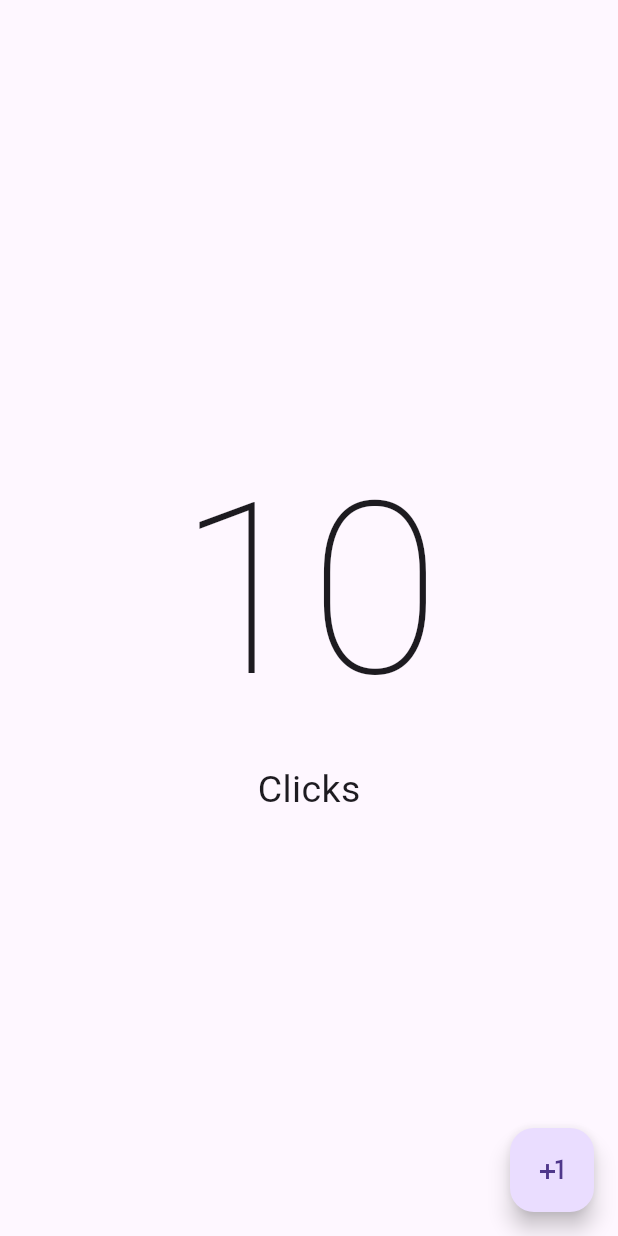
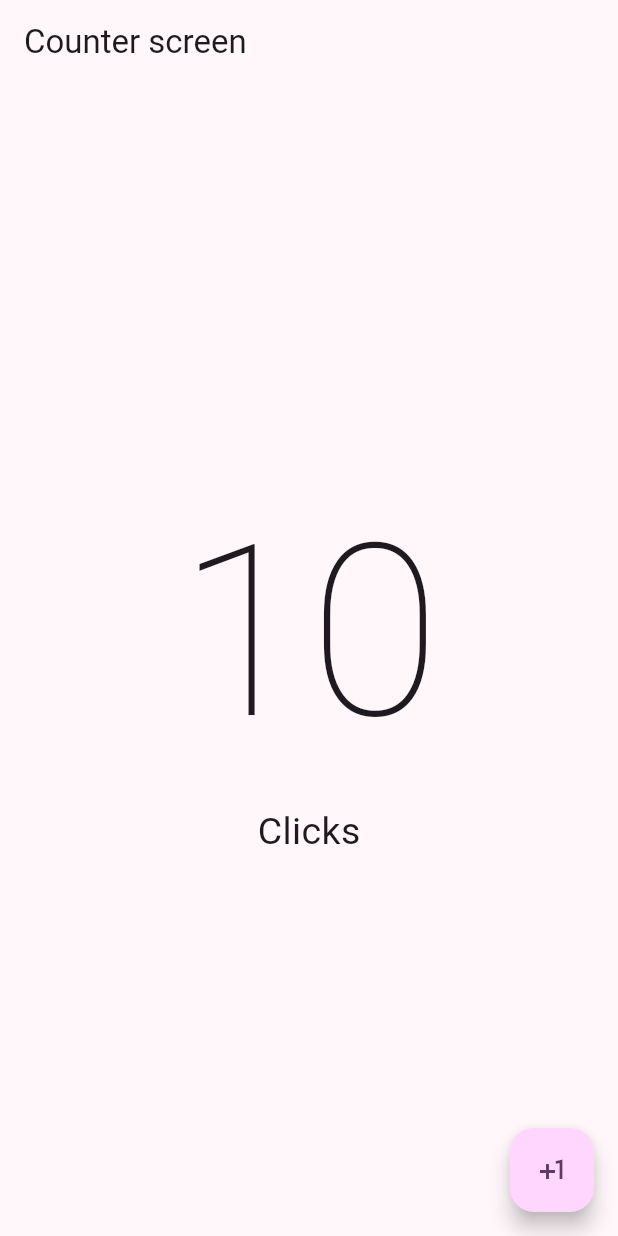
Before and after one commit to luisprmat/flutter-hello-world, a Flutter app: the screen it shows after launch, on a phone screen of 412 x 824 dp. Run offline on Flutter 3.47's test engine with Material 3 defaults, Android fonts, the phone set to English and light mode, and no system bars.

Commit message:
Use appBar and change Material Colors palette

```diff
--- a/lib/main.dart
+++ b/lib/main.dart
@@ -12,6 +12,9 @@ class MyApp extends StatelessWidget {
   Widget build(BuildContext context) {
     return MaterialApp(
       debugShowCheckedModeBanner: false,
+      theme: ThemeData(
+        colorSchemeSeed: Colors.purple
+      ),
       home: CounterScreen(),
     );
   }
--- a/lib/presentation/screens/counter/counter_screen.dart
+++ b/lib/presentation/screens/counter/counter_screen.dart
@@ -6,6 +6,9 @@ class CounterScreen extends StatelessWidget {
   @override
   Widget build(BuildContext context) {
     return Scaffold(
+      appBar: AppBar(
+        title: Text('Counter screen'),
+      ),
       body: Center(
         child: Column(
           mainAxisAlignment: MainAxisAlignment.center,
```
